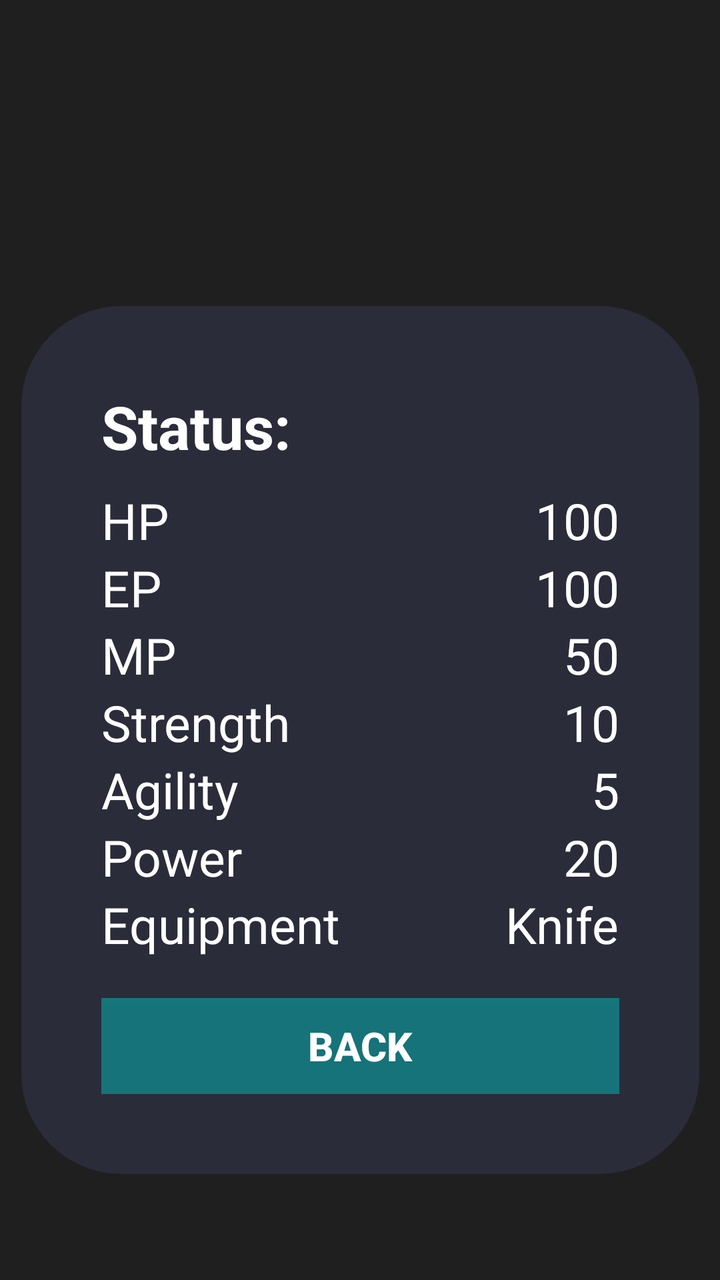
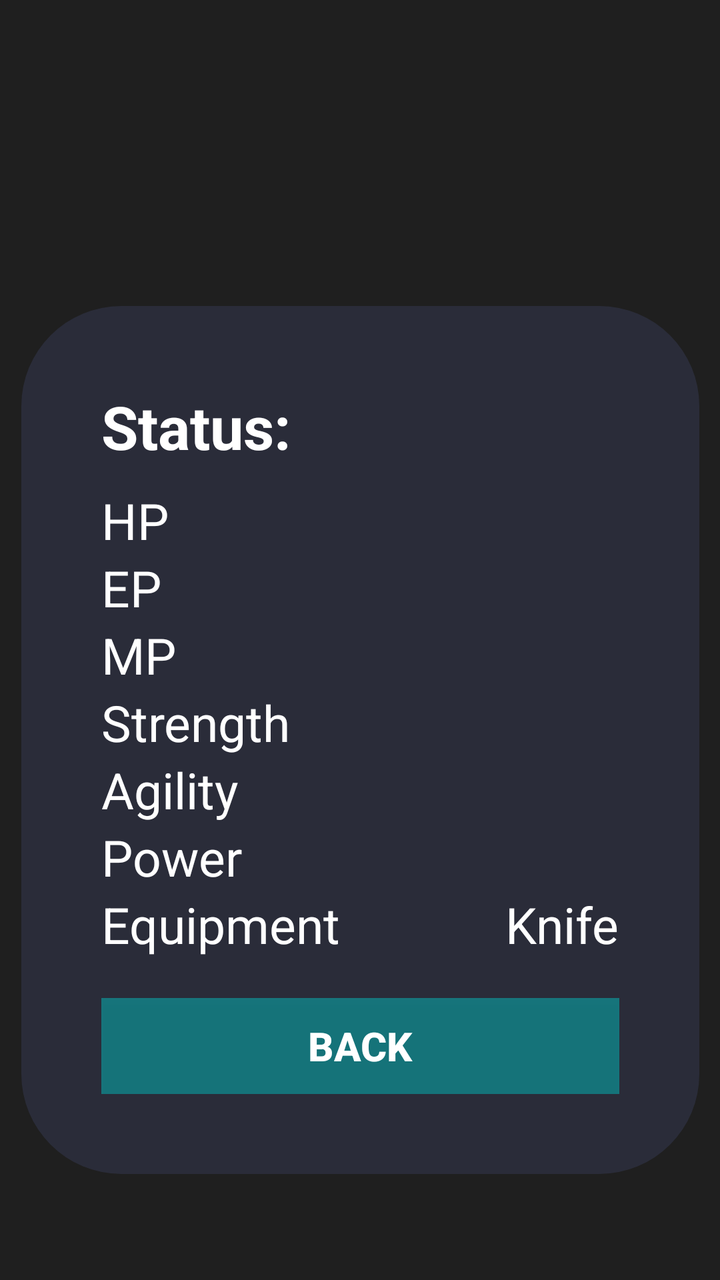

Compare the two renders of this Android layout. The source of the first and the diff that turns it into the second are given below.
<!-- AndroidManifest.xml: application theme Theme.Isekai_Game -->
<!-- res/layout/activity_status.xml -->
<?xml version="1.0" encoding="utf-8"?>
<androidx.constraintlayout.widget.ConstraintLayout xmlns:android="http://schemas.android.com/apk/res/android"
    xmlns:app="http://schemas.android.com/apk/res-auto"
    xmlns:tools="http://schemas.android.com/tools"
    android:id="@+id/main"
    android:layout_width="match_parent"
    android:layout_height="match_parent"
    android:paddingTop="100sp"
    android:background="#1F1F1F"
    tools:context=".Status">



    <LinearLayout
        android:id="@+id/body"
        android:layout_width="339dp"
        android:layout_height="wrap_content"
        android:background="@drawable/status"
        android:orientation="vertical"
        android:padding="40dp"
        app:layout_constraintEnd_toEndOf="parent"
        app:layout_constraintStart_toStartOf="parent"
        app:layout_constraintTop_toTopOf="parent"
        app:layout_constraintBottom_toBottomOf="parent">

        <TextView
            android:layout_width="wrap_content"
            android:layout_height="wrap_content"
            android:text="Status:"
            android:layout_marginBottom="10sp"
            android:textIsSelectable="false"
            android:textColor="@color/white"
            android:textSize="30sp"
            android:textStyle="bold"
            />

        
        <LinearLayout
            android:layout_width="match_parent"
            android:layout_height="wrap_content"
            android:orientation="horizontal">

            <TextView
                android:layout_width="0dp"
                android:layout_height="wrap_content"
                android:layout_weight="1"
                android:text="HP"
                android:textColor="@color/white"
                android:textSize="25sp" />

            <TextView
                android:id="@+id/status_hp"
                android:layout_width="wrap_content"
                android:layout_height="wrap_content"
                android:text="100"
                android:textColor="@color/white"
                android:textSize="25sp" />
        </LinearLayout>

        
        <LinearLayout
            android:layout_width="match_parent"
            android:layout_height="wrap_content"
            android:orientation="horizontal">

            <TextView
                android:layout_width="0dp"
                android:layout_height="wrap_content"
                android:layout_weight="1"
                android:text="EP"
                android:textColor="@color/white"
                android:textSize="25sp" />

            <TextView
                android:id="@+id/status_ep"
                android:layout_width="wrap_content"
                android:layout_height="wrap_content"
                android:text="100"
                android:textColor="@color/white"
                android:textSize="25sp" />
        </LinearLayout>

        
        <LinearLayout
            android:layout_width="match_parent"
            android:layout_height="wrap_content"
            android:orientation="horizontal">

            <TextView
                android:layout_width="0dp"
                android:layout_height="wrap_content"
                android:layout_weight="1"
                android:text="MP"
                android:textColor="@color/white"
                android:textSize="25sp" />

            <TextView
                android:id="@+id/status_mp"
                android:layout_width="wrap_content"
                android:layout_height="wrap_content"
                android:text="50"
                android:textColor="@color/white"
                android:textSize="25sp" />
        </LinearLayout>

        
        <LinearLayout
            android:layout_width="match_parent"
            android:layout_height="wrap_content"
            android:orientation="horizontal">

            <TextView
                android:layout_width="0dp"
                android:layout_height="wrap_content"
                android:layout_weight="1"
                android:text="Strength"
                android:textColor="@color/white"
                android:textSize="25sp" />

            <TextView
                android:id="@+id/status_strength"
                android:layout_width="wrap_content"
                android:layout_height="wrap_content"
                android:text="10"
                android:textColor="@color/white"
                android:textSize="25sp" />
        </LinearLayout>

        
        <LinearLayout
            android:layout_width="match_parent"
            android:layout_height="wrap_content"
            android:orientation="horizontal">

            <TextView
                android:layout_width="0dp"
                android:layout_height="wrap_content"
                android:layout_weight="1"
                android:text="Agility"
                android:textColor="@color/white"
                android:textSize="25sp" />

            <TextView
                android:id="@+id/status_agility"
                android:layout_width="wrap_content"
                android:layout_height="wrap_content"
                android:text="5"
                android:textColor="@color/white"
                android:textSize="25sp" />
        </LinearLayout>

        
        <LinearLayout
            android:layout_width="match_parent"
            android:layout_height="wrap_content"
            android:orientation="horizontal">

            <TextView
                android:layout_width="0dp"
                android:layout_height="wrap_content"
                android:layout_weight="1"
                android:text="Power"
                android:textColor="@color/white"
                android:textSize="25sp" />

            <TextView
                android:id="@+id/status_power"
                android:layout_width="wrap_content"
                android:layout_height="wrap_content"
                android:text="20"
                android:textColor="@color/white"
                android:textSize="25sp" />
        </LinearLayout>

        
        <LinearLayout
            android:layout_width="match_parent"
            android:layout_height="wrap_content"
            android:orientation="horizontal">

            <TextView
                android:layout_width="wrap_content"
                android:layout_height="wrap_content"
                android:layout_weight="1"
                android:text="Equipment"
                android:textColor="@color/white"
                android:textSize="25sp" />

            <TextView
                android:id="@+id/status_equip"
                android:layout_width="wrap_content"
                android:layout_height="wrap_content"
                android:text="Knife"
                android:textColor="@color/white"
                android:textSize="25sp" />
        </LinearLayout>

        <androidx.appcompat.widget.AppCompatButton
            android:id="@+id/backbtn"
            android:layout_width="match_parent"
            android:layout_height="wrap_content"
            android:background="#7803C8C8"
            android:text="Back"
            android:textColor="@color/white"
            android:textSize="20sp"
            android:textStyle="bold"
            android:layout_marginTop="20sp"
            />


    </LinearLayout>




</androidx.constraintlayout.widget.ConstraintLayout>
<!-- resources referenced by this layout -->
<resources>
  <color name="white">#FFFFFFFF</color>
  <!-- drawable status (drawable) -->
  <?xml version="1.0" encoding="utf-8"?>
  <shape xmlns:android="http://schemas.android.com/apk/res/android">
      <solid android:color="#1E8194FF"/>
      <corners android:radius="50dp"/>
      <padding
          android:left="6dp"
          android:top="6dp"
          android:right="6dp"
          android:bottom="6dp"/>
  
  </shape>
  <style name="Theme.Isekai_Game" parent="Base.Theme.Isekai_Game" />
  <style name="Base.Theme.Isekai_Game" parent="Theme.Material3.DayNight.NoActionBar">
          
          
      </style>
</resources>

<!-- the commit's change to res/layout/activity_status.xml (unified diff, before → after) -->
@@ -10,7 +10,6 @@
     tools:context=".Status">
 
 
-
     <LinearLayout
         android:id="@+id/body"
         android:layout_width="339dp"
@@ -18,33 +17,33 @@
         android:background="@drawable/status"
         android:orientation="vertical"
         android:padding="40dp"
+        app:layout_constraintBottom_toBottomOf="parent"
         app:layout_constraintEnd_toEndOf="parent"
         app:layout_constraintStart_toStartOf="parent"
         app:layout_constraintTop_toTopOf="parent"
-        app:layout_constraintBottom_toBottomOf="parent">
+        tools:ignore="TextSizeCheck">
 
         <TextView
             android:layout_width="wrap_content"
             android:layout_height="wrap_content"
-            android:text="Status:"
             android:layout_marginBottom="10sp"
+            android:text="@string/status"
+            android:textColor="@color/white"
             android:textIsSelectable="false"
-            android:textColor="@color/white"
             android:textSize="30sp"
-            android:textStyle="bold"
-            />
-
-        
-        <LinearLayout
-            android:layout_width="match_parent"
-            android:layout_height="wrap_content"
-            android:orientation="horizontal">
-
-            <TextView
-                android:layout_width="0dp"
-                android:layout_height="wrap_content"
-                android:layout_weight="1"
-                android:text="HP"
+            android:textStyle="bold" />
+
+        
+        <LinearLayout
+            android:layout_width="match_parent"
+            android:layout_height="wrap_content"
+            android:orientation="horizontal">
+
+            <TextView
+                android:layout_width="0dp"
+                android:layout_height="wrap_content"
+                android:layout_weight="1"
+                android:text="@string/hp"
                 android:textColor="@color/white"
                 android:textSize="25sp" />
 
@@ -52,22 +51,22 @@
                 android:id="@+id/status_hp"
                 android:layout_width="wrap_content"
                 android:layout_height="wrap_content"
-                android:text="100"
-                android:textColor="@color/white"
-                android:textSize="25sp" />
-        </LinearLayout>
-
-        
-        <LinearLayout
-            android:layout_width="match_parent"
-            android:layout_height="wrap_content"
-            android:orientation="horizontal">
-
-            <TextView
-                android:layout_width="0dp"
-                android:layout_height="wrap_content"
-                android:layout_weight="1"
-                android:text="EP"
+                android:text=""
+                android:textColor="@color/white"
+                android:textSize="25sp" />
+        </LinearLayout>
+
+        
+        <LinearLayout
+            android:layout_width="match_parent"
+            android:layout_height="wrap_content"
+            android:orientation="horizontal">
+
+            <TextView
+                android:layout_width="0dp"
+                android:layout_height="wrap_content"
+                android:layout_weight="1"
+                android:text="@string/ep"
                 android:textColor="@color/white"
                 android:textSize="25sp" />
 
@@ -75,22 +74,22 @@
                 android:id="@+id/status_ep"
                 android:layout_width="wrap_content"
                 android:layout_height="wrap_content"
-                android:text="100"
-                android:textColor="@color/white"
-                android:textSize="25sp" />
-        </LinearLayout>
-
-        
-        <LinearLayout
-            android:layout_width="match_parent"
-            android:layout_height="wrap_content"
-            android:orientation="horizontal">
-
-            <TextView
-                android:layout_width="0dp"
-                android:layout_height="wrap_content"
-                android:layout_weight="1"
-                android:text="MP"
+                android:text=""
+                android:textColor="@color/white"
+                android:textSize="25sp" />
+        </LinearLayout>
+
+        
+        <LinearLayout
+            android:layout_width="match_parent"
+            android:layout_height="wrap_content"
+            android:orientation="horizontal">
+
+            <TextView
+                android:layout_width="0dp"
+                android:layout_height="wrap_content"
+                android:layout_weight="1"
+                android:text="@string/mp"
                 android:textColor="@color/white"
                 android:textSize="25sp" />
 
@@ -98,22 +97,22 @@
                 android:id="@+id/status_mp"
                 android:layout_width="wrap_content"
                 android:layout_height="wrap_content"
-                android:text="50"
-                android:textColor="@color/white"
-                android:textSize="25sp" />
-        </LinearLayout>
-
-        
-        <LinearLayout
-            android:layout_width="match_parent"
-            android:layout_height="wrap_content"
-            android:orientation="horizontal">
-
-            <TextView
-                android:layout_width="0dp"
-                android:layout_height="wrap_content"
-                android:layout_weight="1"
-                android:text="Strength"
+                android:text=""
+                android:textColor="@color/white"
+                android:textSize="25sp" />
+        </LinearLayout>
+
+        
+        <LinearLayout
+            android:layout_width="match_parent"
+            android:layout_height="wrap_content"
+            android:orientation="horizontal">
+
+            <TextView
+                android:layout_width="0dp"
+                android:layout_height="wrap_content"
+                android:layout_weight="1"
+                android:text="@string/strength"
                 android:textColor="@color/white"
                 android:textSize="25sp" />
 
@@ -121,22 +120,22 @@
                 android:id="@+id/status_strength"
                 android:layout_width="wrap_content"
                 android:layout_height="wrap_content"
-                android:text="10"
-                android:textColor="@color/white"
-                android:textSize="25sp" />
-        </LinearLayout>
-
-        
-        <LinearLayout
-            android:layout_width="match_parent"
-            android:layout_height="wrap_content"
-            android:orientation="horizontal">
-
-            <TextView
-                android:layout_width="0dp"
-                android:layout_height="wrap_content"
-                android:layout_weight="1"
-                android:text="Agility"
+                android:text=""
+                android:textColor="@color/white"
+                android:textSize="25sp" />
+        </LinearLayout>
+
+        
+        <LinearLayout
+            android:layout_width="match_parent"
+            android:layout_height="wrap_content"
+            android:orientation="horizontal">
+
+            <TextView
+                android:layout_width="0dp"
+                android:layout_height="wrap_content"
+                android:layout_weight="1"
+                android:text="@string/agility"
                 android:textColor="@color/white"
                 android:textSize="25sp" />
 
@@ -144,22 +143,22 @@
                 android:id="@+id/status_agility"
                 android:layout_width="wrap_content"
                 android:layout_height="wrap_content"
-                android:text="5"
-                android:textColor="@color/white"
-                android:textSize="25sp" />
-        </LinearLayout>
-
-        
-        <LinearLayout
-            android:layout_width="match_parent"
-            android:layout_height="wrap_content"
-            android:orientation="horizontal">
-
-            <TextView
-                android:layout_width="0dp"
-                android:layout_height="wrap_content"
-                android:layout_weight="1"
-                android:text="Power"
+                android:text=""
+                android:textColor="@color/white"
+                android:textSize="25sp" />
+        </LinearLayout>
+
+        
+        <LinearLayout
+            android:layout_width="match_parent"
+            android:layout_height="wrap_content"
+            android:orientation="horizontal">
+
+            <TextView
+                android:layout_width="0dp"
+                android:layout_height="wrap_content"
+                android:layout_weight="1"
+                android:text="@string/power"
                 android:textColor="@color/white"
                 android:textSize="25sp" />
 
@@ -167,22 +166,22 @@
                 android:id="@+id/status_power"
                 android:layout_width="wrap_content"
                 android:layout_height="wrap_content"
-                android:text="20"
-                android:textColor="@color/white"
-                android:textSize="25sp" />
-        </LinearLayout>
-
-        
-        <LinearLayout
-            android:layout_width="match_parent"
-            android:layout_height="wrap_content"
-            android:orientation="horizontal">
-
-            <TextView
-                android:layout_width="wrap_content"
-                android:layout_height="wrap_content"
-                android:layout_weight="1"
-                android:text="Equipment"
+                android:text=""
+                android:textColor="@color/white"
+                android:textSize="25sp" />
+        </LinearLayout>
+
+        
+        <LinearLayout
+            android:layout_width="match_parent"
+            android:layout_height="wrap_content"
+            android:orientation="horizontal">
+
+            <TextView
+                android:layout_width="0dp"
+                android:layout_height="wrap_content"
+                android:layout_weight="1"
+                android:text="@string/equipment"
                 android:textColor="@color/white"
                 android:textSize="25sp" />
 
@@ -190,22 +189,21 @@
                 android:id="@+id/status_equip"
                 android:layout_width="wrap_content"
                 android:layout_height="wrap_content"
-                android:text="Knife"
+                android:text="@string/knife"
                 android:textColor="@color/white"
                 android:textSize="25sp" />
         </LinearLayout>
 
         <androidx.appcompat.widget.AppCompatButton
-            android:id="@+id/backbtn"
-            android:layout_width="match_parent"
-            android:layout_height="wrap_content"
+            android:id="@+id/backBtn"
+            android:layout_width="match_parent"
+            android:layout_height="wrap_content"
+            android:layout_marginTop="20sp"
             android:background="#7803C8C8"
-            android:text="Back"
+            android:text="@string/back"
             android:textColor="@color/white"
             android:textSize="20sp"
-            android:textStyle="bold"
-            android:layout_marginTop="20sp"
-            />
+            android:textStyle="bold" />
 
 
     </LinearLayout>
<!-- resource entries referenced after the edit -->
@@ -13,6 +13,16 @@
           android:bottom="6dp"/>
   
   </shape>
+  <string name="agility">Agility</string>
+  <string name="back">Back</string>
+  <string name="ep">EP</string>
+  <string name="equipment">Equipment</string>
+  <string name="hp">HP</string>
+  <string name="knife">Knife</string>
+  <string name="mp">MP</string>
+  <string name="power">Power</string>
+  <string name="status">Status:</string>
+  <string name="strength">Strength</string>
   <style name="Theme.Isekai_Game" parent="Base.Theme.Isekai_Game" />
   <style name="Base.Theme.Isekai_Game" parent="Theme.Material3.DayNight.NoActionBar">
           
